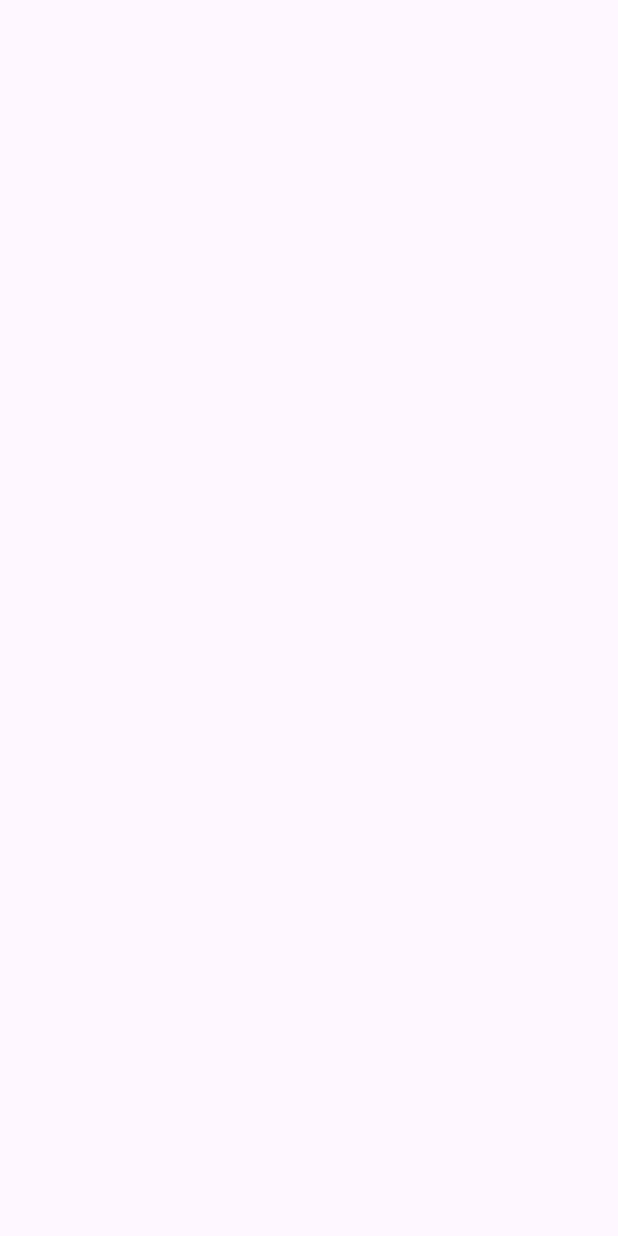
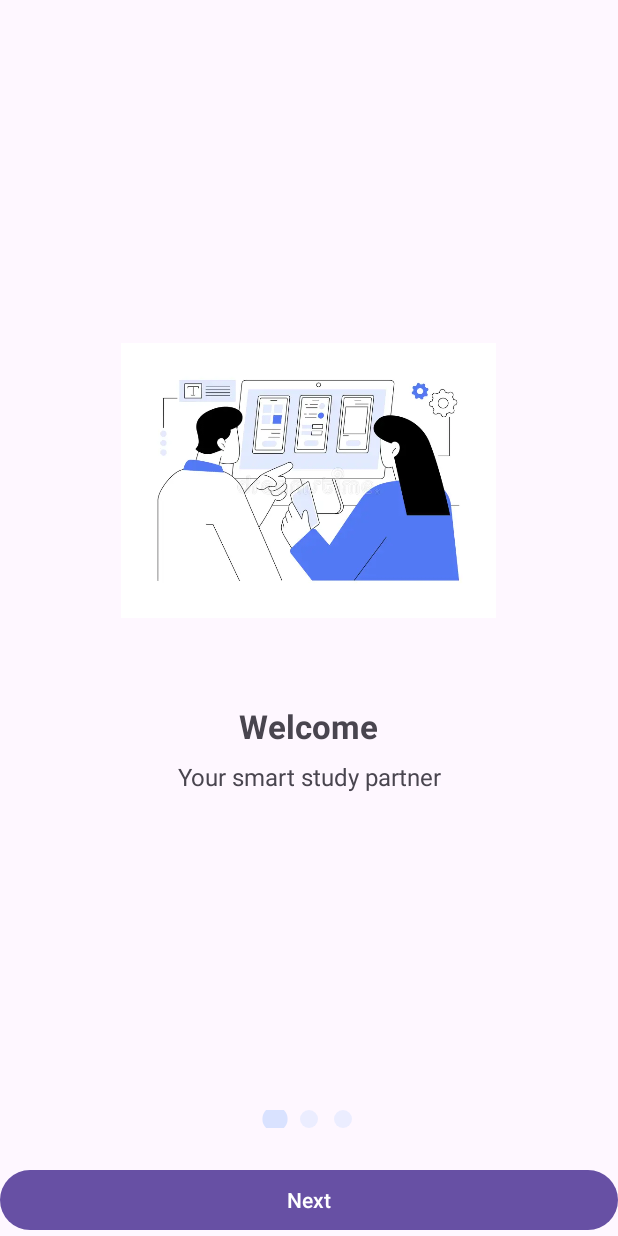
Before and after one commit to Thogaruchesti-hemanth/android-java-playground, an Android app: the screen it shows after launch (MainActivity before the commit, OnboardingActivity after it), on a phone screen of 412 x 824 dp. Before the commit the screen is empty. Run offline under Robolectric (Android 15) with nearby library versions, the phone set to English and light mode, and no system bars.

Commit message:
implement animated onboarding indicators with selector drawable and scale transition

```diff
--- /dev/null
+++ b/app/src/main/java/com/example/praticejava/activities/OnboardingActivity.java
@@ -0,0 +1,154 @@
+package com.example.praticejava.activities;
+
+import android.content.Intent;
+import android.os.Bundle;
+import android.view.View;
+import android.view.ViewGroup;
+import android.widget.Button;
+import android.widget.ImageView;
+import android.widget.LinearLayout;
+
+import androidx.activity.EdgeToEdge;
+import androidx.appcompat.app.AppCompatActivity;
+import androidx.core.content.ContextCompat;
+import androidx.core.graphics.Insets;
+import androidx.core.view.ViewCompat;
+import androidx.core.view.WindowInsetsCompat;
+import androidx.viewpager2.widget.ViewPager2;
+
+import com.example.praticejava.MainActivity;
+import com.example.praticejava.R;
+import com.example.praticejava.adapters.OnboardingAdapter;
+import com.example.praticejava.models.OnBoardItem;
+import com.example.praticejava.utils.PrefManger;
+
+import java.util.ArrayList;
+import java.util.List;
+
+public class OnboardingActivity extends AppCompatActivity {
+
+    private OnboardingAdapter onboardingAdapter;
+    private LinearLayout indicatorsLayout;
+    private Button buttonNext;
+    private ViewPager2 onboardingViewPager;
+
+    @Override
+    protected void onCreate(Bundle savedInstanceState) {
+        super.onCreate(savedInstanceState);
+        EdgeToEdge.enable(this);
+        setContentView(R.layout.activity_onboarding);
+
+        // Set system window insets (status bar/padding support)
+        ViewCompat.setOnApplyWindowInsetsListener(findViewById(R.id.main), (v, insets) -> {
+            Insets systemBars = insets.getInsets(WindowInsetsCompat.Type.systemBars());
+            v.setPadding(systemBars.left, systemBars.top, systemBars.right, systemBars.bottom);
+            return insets;
+        });
+
+        // Skip onboarding if already completed
+        if (new PrefManger(this).isOnboardingCompleted()) {
+            startActivity(new Intent(this, MainActivity.class));
+            finish();
+            return;
+        }
+
+        onboardingViewPager = findViewById(R.id.vp_onboarding);
+        indicatorsLayout = findViewById(R.id.indicators_layout);
+        buttonNext = findViewById(R.id.buttonNext);
+
+        setupOnBoardingItems();   // Load ViewPager2 data
+        setupIndicators();        // Create dot indicators
+        setCurrentIndicator(0);   // Highlight first dot
+
+        // Handle page change
+        onboardingViewPager.registerOnPageChangeCallback(new ViewPager2.OnPageChangeCallback() {
+            @Override
+            public void onPageSelected(int position) {
+                setCurrentIndicator(position);
+            }
+        });
+
+        // Next button click
+        buttonNext.setOnClickListener(view -> {
+            if (onboardingViewPager.getCurrentItem() + 1 < onboardingAdapter.getItemCount()) {
+                onboardingViewPager.setCurrentItem(onboardingViewPager.getCurrentItem() + 1);
+            } else {
+                new PrefManger(this).setOnboardingCompleted(true);
+                startActivity(new Intent(getApplicationContext(), MainActivity.class));
+                finish();
+            }
+        });
+    }
+
+    /**
+     * Sets up ViewPager2 onboarding screens
+     */
+    private void setupOnBoardingItems() {
+        List<OnBoardItem> items = new ArrayList<>();
+        items.add(new OnBoardItem("Welcome", "Your smart study partner", R.drawable.onboarding_image_1));
+        items.add(new OnBoardItem("Track Progress", "Monitor your daily improvements", R.drawable.onboarding_image_2));
+        items.add(new OnBoardItem("Ace Exams", "Tips, notes & mock tests", R.drawable.onboarding_image3));
+        onboardingAdapter = new OnboardingAdapter(items);
+        onboardingViewPager.setAdapter(onboardingAdapter);
+    }
+
+    /**
+     * Sets up dot indicators dynamically based on number of items
+     * Note: You can either use one selector drawable OR separate drawables for active/inactive
+     */
+    private void setupIndicators() {
+        int itemCount = onboardingAdapter.getItemCount();
+        for (int i = 0; i < itemCount; i++) {
+            ImageView dot = new ImageView(getApplicationContext());
+
+            // 👉 Option 1: Use single selector (active + inactive states inside it)
+            dot.setImageDrawable(ContextCompat.getDrawable(getApplicationContext(), R.drawable.indicator_active_material));
+            dot.setEnabled(false); // default to inactive state
+
+            // 👉 Option 2: If using separate drawables for active & inactive
+            // dot.setImageDrawable(ContextCompat.getDrawable(getApplicationContext(), R.drawable.indicator_inactive));
+
+            LinearLayout.LayoutParams params = new LinearLayout.LayoutParams(
+                    ViewGroup.LayoutParams.WRAP_CONTENT, ViewGroup.LayoutParams.WRAP_CONTENT);
+            params.setMargins(8, 0, 8, 0);
+            indicatorsLayout.addView(dot, params);
+        }
+    }
+
+    /**
+     * Highlights current indicator and applies animation
+     * Uses selector drawable + View.animate() for scale/alpha
+     */
+    private void setCurrentIndicator(int index) {
+        int count = indicatorsLayout.getChildCount();
+        for (int i = 0; i < count; i++) {
+            View dot = indicatorsLayout.getChildAt(i);
+            dot.setEnabled(i == index); // triggers selector drawable state
+
+            // ✅ Smooth grow/shrink animation
+            float scale = (i == index) ? 1.4f : 1.0f;
+            float alpha = (i == index) ? 1f : 0.5f;
+            dot.animate().scaleX(scale).scaleY(scale).alpha(alpha).setDuration(200).start();
+
+            // 👉 If you're using separate drawables:
+            // ((ImageView) dot).setImageDrawable(ContextCompat.getDrawable(getApplicationContext(),
+            //      i == index ? R.drawable.indicator_active : R.drawable.indicator_inactive));
+        }
+
+        // Update button text on last page
+        buttonNext.setText(index == onboardingAdapter.getItemCount() - 1
+                ? R.string.text_get_started : R.string.text_next);
+    }
+
+    /*
+     ****************************************************************
+     * 👇 Bonus: Alternative Animations You Can Try
+     ****************************************************************
+     *
+     * 1️⃣ Bounce animation using ObjectAnimator:
+     * ObjectAnimator bounce = ObjectAnimator.ofFloat(dot, "translationY", 0f, -10f, 0f);
+     * bounce.setDuration(300).start();
+     ****************************************************************
+     */
+
+}
--- /dev/null
+++ b/app/src/main/java/com/example/praticejava/adapters/OnboardingAdapter.java
@@ -0,0 +1,61 @@
+package com.example.praticejava.adapters;
+
+import android.view.LayoutInflater;
+import android.view.View;
+import android.view.ViewGroup;
+import android.widget.ImageView;
+import android.widget.TextView;
+
+import androidx.annotation.NonNull;
+import androidx.recyclerview.widget.RecyclerView;
+
+import com.example.praticejava.R;
+import com.example.praticejava.models.OnBoardItem;
+
+import java.util.List;
+
+public class OnboardingAdapter extends RecyclerView.Adapter<OnboardingAdapter.OnboardingViewHolder> {
+
+    private final List<OnBoardItem> onboardingItems;
+
+    public OnboardingAdapter(List<OnBoardItem> onboardingItems) {
+        this.onboardingItems = onboardingItems;
+    }
+
+    @NonNull
+    @Override
+    public OnboardingViewHolder onCreateViewHolder(@NonNull ViewGroup parent, int viewType) {
+
+        return new OnboardingViewHolder(LayoutInflater.from(parent.getContext()).inflate(R.layout.item_container_onboarding, parent, false));
+    }
+
+    @Override
+    public void onBindViewHolder(@NonNull OnboardingViewHolder holder, int position) {
+        holder.bind(onboardingItems.get(position));
+    }
+
+    @Override
+    public int getItemCount() {
+        return onboardingItems.size();
+    }
+
+    static class OnboardingViewHolder extends RecyclerView.ViewHolder {
+
+        private final ImageView onboardingImageView;
+        private final TextView titleTextView;
+        private final TextView descriptionTextView;
+
+        public OnboardingViewHolder(@NonNull View itemView) {
+            super(itemView);
+            onboardingImageView = itemView.findViewById(R.id.iv_onboarding);
+            titleTextView = itemView.findViewById(R.id.tv_title);
+            descriptionTextView = itemView.findViewById(R.id.tv_description);
+        }
+
+        void bind(OnBoardItem item) {
+            onboardingImageView.setImageResource(item.getImageResourceId());
+            titleTextView.setText(item.getTitle());
+            descriptionTextView.setText(item.getDescription());
+        }
+    }
+}
--- /dev/null
+++ b/app/src/main/java/com/example/praticejava/models/OnBoardItem.java
@@ -0,0 +1,26 @@
+package com.example.praticejava.models;
+
+public class OnBoardItem {
+
+    String title;
+    String description;
+    int imageResourceId;
+
+    public OnBoardItem(String title, String description, int imageResourceId) {
+        this.title = title;
+        this.description = description;
+        this.imageResourceId = imageResourceId;
+    }
+
+    public String getTitle() {
+        return title;
+    }
+
+    public String getDescription() {
+        return description;
+    }
+
+    public int getImageResourceId() {
+        return imageResourceId;
+    }
+}
--- /dev/null
+++ b/app/src/main/java/com/example/praticejava/utils/PrefManger.java
@@ -0,0 +1,23 @@
+package com.example.praticejava.utils;
+
+import android.content.Context;
+import android.content.SharedPreferences;
+
+public class PrefManger {
+    private static final String PREF_NAME = "onboarding_prefs";
+    private static final String ONBOARDING_KEY = "completed";
+    private final SharedPreferences sharedPreferences;
+
+    public PrefManger(Context context) {
+        sharedPreferences = context.getSharedPreferences(PREF_NAME, Context.MODE_PRIVATE);
+    }
+
+    public boolean isOnboardingCompleted() {
+        return sharedPreferences.getBoolean(ONBOARDING_KEY, false);
+    }
+
+    public void setOnboardingCompleted(boolean completed) {
+        sharedPreferences.edit().putBoolean(ONBOARDING_KEY, completed).apply();
+    }
+
+}
--- /dev/null
+++ b/app/src/main/res/drawable/indicator_active.xml
@@ -0,0 +1,8 @@
+<?xml version="1.0" encoding="utf-8"?>
+<shape
+    xmlns:android="http://schemas.android.com/apk/res/android">
+    <size android:width="12dp"
+        android:height="12dp"/>
+    <solid android:color="#000000"/>
+
+</shape>
--- /dev/null
+++ b/app/src/main/res/drawable/indicator_active_apple_soft.xml
@@ -0,0 +1,5 @@
+<?xml version="1.0" encoding="utf-8"?>
+<shape xmlns:android="http://schemas.android.com/apk/res/android" android:shape="oval">
+    <size android:width="10dp" android:height="10dp"/>
+    <solid android:color="#CC000000" /> <!-- Soft Black with blur feel -->
+</shape>
--- /dev/null
+++ b/app/src/main/res/drawable/indicator_active_material.xml
@@ -0,0 +1,5 @@
+<?xml version="1.0" encoding="utf-8"?>
+<shape xmlns:android="http://schemas.android.com/apk/res/android" android:shape="oval">
+    <size android:width="12dp" android:height="12dp"/>
+    <solid android:color="?android:attr/colorAccent"/>
+</shape>
--- /dev/null
+++ b/app/src/main/res/drawable/indicator_active_pill.xml
@@ -0,0 +1,6 @@
+<?xml version="1.0" encoding="utf-8"?>
+<shape xmlns:android="http://schemas.android.com/apk/res/android" android:shape="rectangle">
+    <size android:width="20dp" android:height="8dp"/>
+    <corners android:radius="50dp"/>
+    <solid android:color="#FF6200EE"/>
+</shape>
--- /dev/null
+++ b/app/src/main/res/drawable/indicator_active_surface.xml
@@ -0,0 +1,5 @@
+<?xml version="1.0" encoding="utf-8"?>
+<shape xmlns:android="http://schemas.android.com/apk/res/android" android:shape="oval">
+    <size android:width="12dp" android:height="12dp"/>
+    <solid android:color="?attr/colorPrimary"/>
+</shape>
--- /dev/null
+++ b/app/src/main/res/drawable/indicator_inactive.xml
@@ -0,0 +1,5 @@
+<?xml version="1.0" encoding="utf-8"?>
+<shape xmlns:android="http://schemas.android.com/apk/res/android" android:shape="oval">
+    <size android:width="8dp" android:height="8dp"/>
+    <solid android:color="#A0A0A0"/>
+</shape>
--- /dev/null
+++ b/app/src/main/res/layout/activity_onboarding.xml
@@ -0,0 +1,31 @@
+<?xml version="1.0" encoding="utf-8"?>
+<LinearLayout xmlns:android="http://schemas.android.com/apk/res/android"
+    xmlns:tools="http://schemas.android.com/tools"
+    android:id="@+id/main"
+    android:layout_width="match_parent"
+    android:layout_height="match_parent"
+    android:orientation="vertical"
+    tools:context=".activities.OnboardingActivity">
+
+    <androidx.viewpager2.widget.ViewPager2
+        android:id="@+id/vp_onboarding"
+        android:layout_width="match_parent"
+        android:layout_height="0dp"
+        android:layout_weight="1" />
+
+    <LinearLayout
+        android:id="@+id/indicators_layout"
+        android:layout_width="wrap_content"
+        android:layout_height="wrap_content"
+        android:layout_gravity="center_horizontal"
+        android:layout_marginTop="16dp"
+        android:orientation="horizontal" />
+
+    <Button
+        android:id="@+id/buttonNext"
+        android:layout_width="match_parent"
+        android:layout_height="wrap_content"
+        android:layout_marginTop="24dp"
+        android:text="@string/text_next" />
+
+</LinearLayout>
--- /dev/null
+++ b/app/src/main/res/layout/item_container_onboarding.xml
@@ -0,0 +1,32 @@
+<?xml version="1.0" encoding="utf-8"?>
+<LinearLayout xmlns:android="http://schemas.android.com/apk/res/android"
+    android:layout_width="match_parent"
+    android:layout_height="match_parent"
+    android:gravity="center"
+    android:orientation="vertical"
+    android:padding="24dp">
+
+    <ImageView
+        android:id="@+id/iv_onboarding"
+        android:layout_width="250dp"
+        android:layout_height="250dp"
+        android:layout_gravity="center"
+        android:contentDescription="@string/text_on_boarding_image"
+        android:scaleType="fitCenter" />
+
+    <TextView
+        android:id="@+id/tv_title"
+        android:layout_width="wrap_content"
+        android:layout_height="wrap_content"
+        android:layout_marginTop="24dp"
+        android:textSize="22sp"
+        android:textStyle="bold" />
+
+    <TextView
+        android:id="@+id/tv_description"
+        android:layout_width="wrap_content"
+        android:layout_height="wrap_content"
+        android:layout_marginTop="8dp"
+        android:gravity="center"
+        android:textSize="16sp" />
+</LinearLayout>
--- a/app/src/main/res/values/strings.xml
+++ b/app/src/main/res/values/strings.xml
@@ -1,3 +1,6 @@
 <resources>
     <string name="app_name">PraticeJava</string>
+    <string name="text_on_boarding_image">On Boarding Image</string>
+    <string name="text_next">Next</string>
+    <string name="text_get_started">Get Started</string>
 </resources>
```
Also changed, not shown: app/src/main/AndroidManifest.xml (+6 -2 lines), app/src/main/res/drawable/indicator_active_glow.xml (added, +14 -0 lines), app/src/main/res/drawable/indicator_selector.xml (added, +15 -0 lines), app/src/main/res/drawable/indicator_selector_2.xml (added, +15 -0 lines), app/src/main/res/drawable-nodpi/onboarding_image3.png (added), app/src/main/res/drawable-nodpi/onboarding_image_1.webp (added), app/src/main/res/drawable-nodpi/onboarding_image_2.webp (added).
